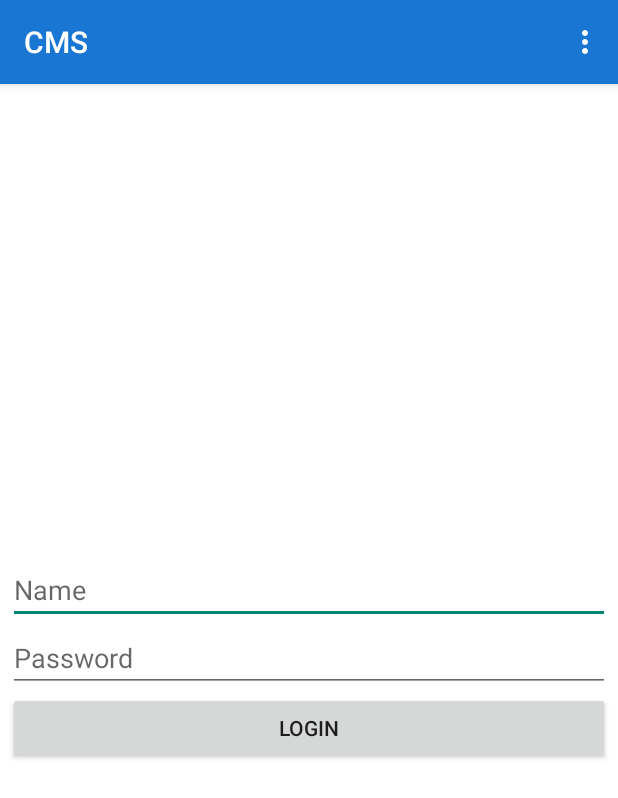
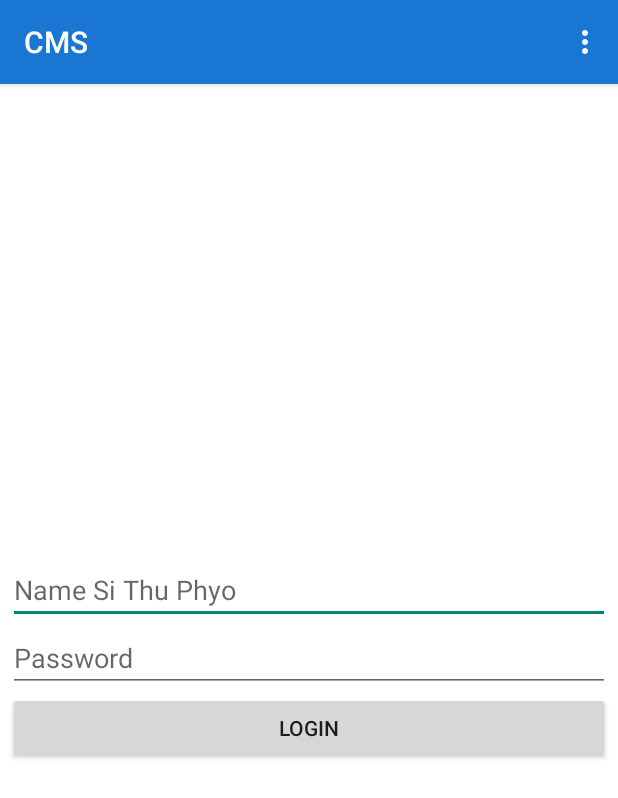
Before and after one commit to sithuphyo88/cms, an Android app: the screen it shows after launch (LoginActivity), on a phone screen of 412 x 824 dp. Shown: the top 798 px of the screen. Run offline under Robolectric (Android 15) with nearby library versions, the phone set to English and light mode, and no system bars.

Commit message:
Change login

```diff
--- a/app/src/main/res/layout/activity_login.xml
+++ b/app/src/main/res/layout/activity_login.xml
@@ -16,7 +16,7 @@
             android:layout_width="match_parent"
             android:layout_height="wrap_content"
             android:inputType="textPersonName"
-            android:hint="Name"
+            android:hint="Name Si Thu Phyo"
             android:id="@+id/txtUserName" />
 
         <EditText
```
Also changed, not shown: 1 other file.
